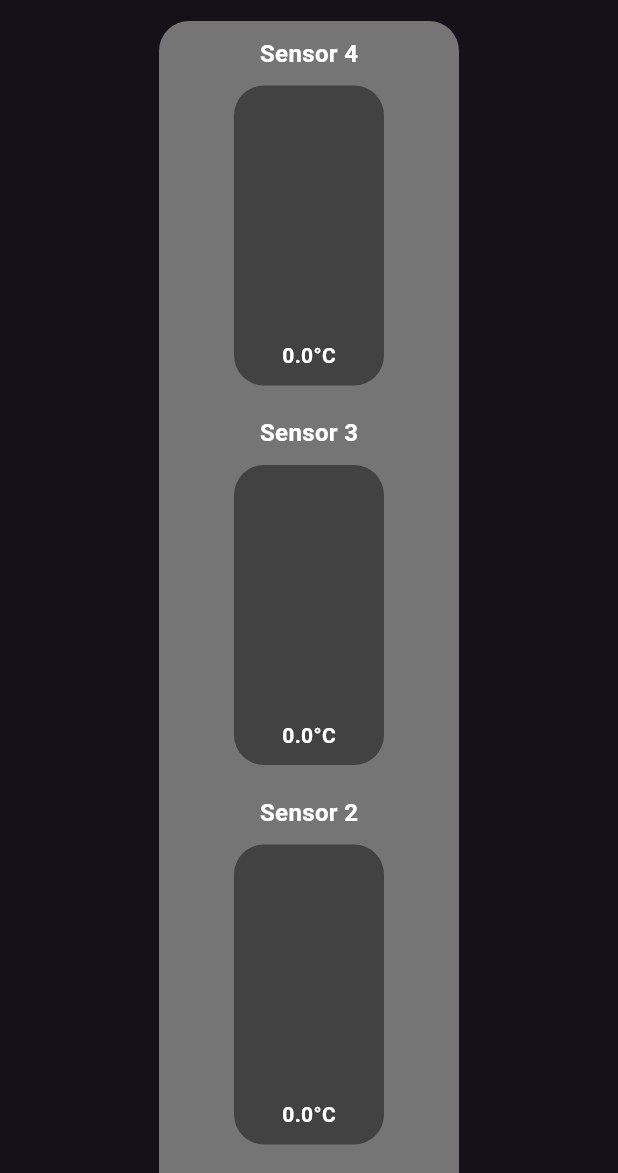
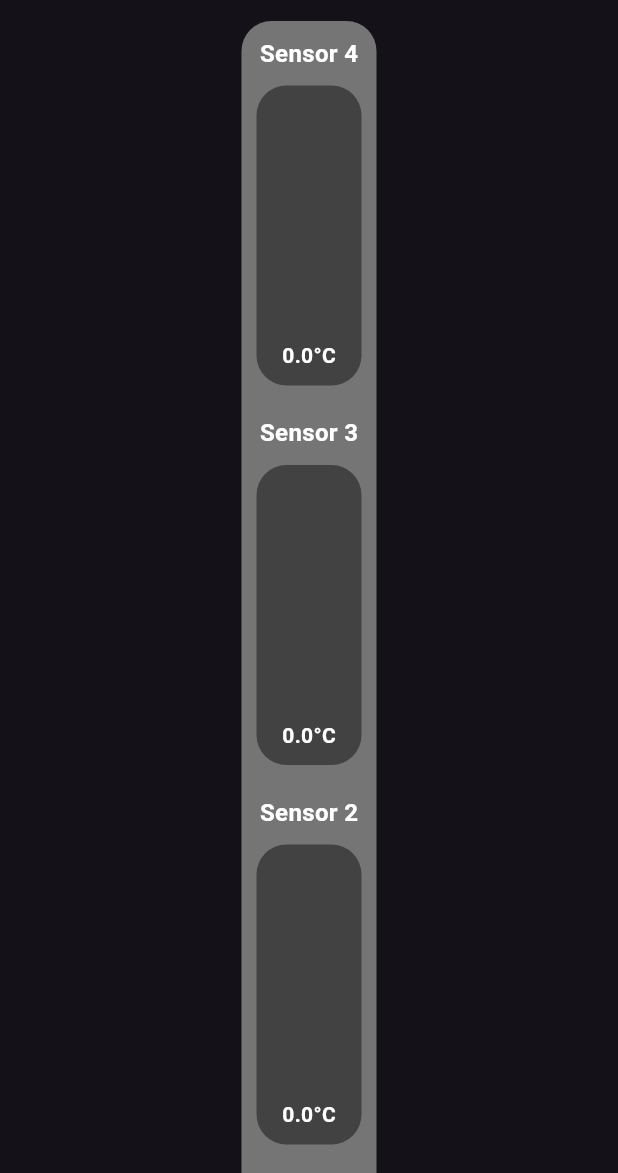
Before and after one commit to sdr20/Rice_monitoring-app-device-, a Flutter app: the screen it shows after launch, on a phone screen of 412 x 824 dp, the part 63-1236 px from its top. Run offline on Flutter 3.47's test engine with Material 3 defaults, Android fonts, the light colour scheme and no system bars; network calls fail.

Commit message:
fix size

```diff
--- a/lib/main.dart
+++ b/lib/main.dart
@@ -58,9 +58,10 @@ class _TemperatureScreenState extends State<TemperatureScreen> {
     }
   }
 
-  Widget _buildThermometer(double temperature, Color color, String label) {
-    double heightFactor = (temperature - 20) / 10;
+  Widget _buildThermometer(double temperature, String label) {
+    double heightFactor = (temperature - 20) / 30;
     heightFactor = heightFactor < 0 ? 0 : heightFactor > 1 ? 1 : heightFactor;
+    Color color = temperature > 35 ? Colors.red : Colors.blue;
 
     return Column(
       children: [
@@ -115,7 +116,7 @@ class _TemperatureScreenState extends State<TemperatureScreen> {
             mainAxisAlignment: MainAxisAlignment.center,
             children: [
               Container(
-                width: 200,
+                width: 90,
                 padding: EdgeInsets.all(10),
                 decoration: BoxDecoration(
                   color: Colors.grey[600],
@@ -124,13 +125,13 @@ class _TemperatureScreenState extends State<TemperatureScreen> {
                 child: Column(
                   mainAxisAlignment: MainAxisAlignment.center,
                   children: [
-                    _buildThermometer(temperatures[3], Colors.purple, 'Sensor 4'),
+                    _buildThermometer(temperatures[3], 'Sensor 4'),
                     SizedBox(height: 20),
-                    _buildThermometer(temperatures[2], Colors.green, 'Sensor 3'),
+                    _buildThermometer(temperatures[2], 'Sensor 3'),
                     SizedBox(height: 20),
-                    _buildThermometer(temperatures[1], Colors.blue, 'Sensor 2'),
+                    _buildThermometer(temperatures[1], 'Sensor 2'),
                     SizedBox(height: 20),
-                    _buildThermometer(temperatures[0], Colors.red, 'Sensor 1'),
+                    _buildThermometer(temperatures[0], 'Sensor 1'),
                   ],
                 ),
               ),
```
Also changed, not shown: 1 other file.
